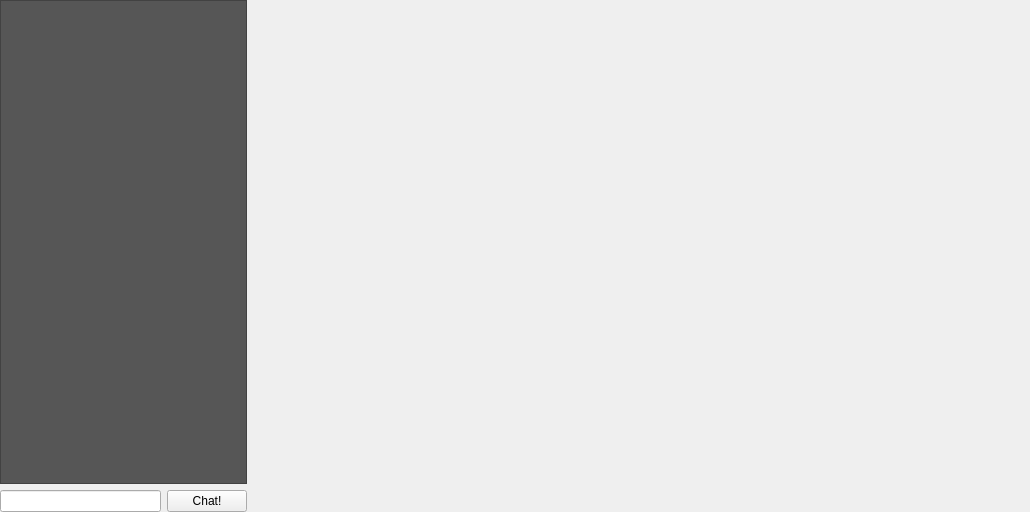
Before: the Qt Designer form groupwidget.ui in dparker2/StudyGroup, drawn with Qt 5.
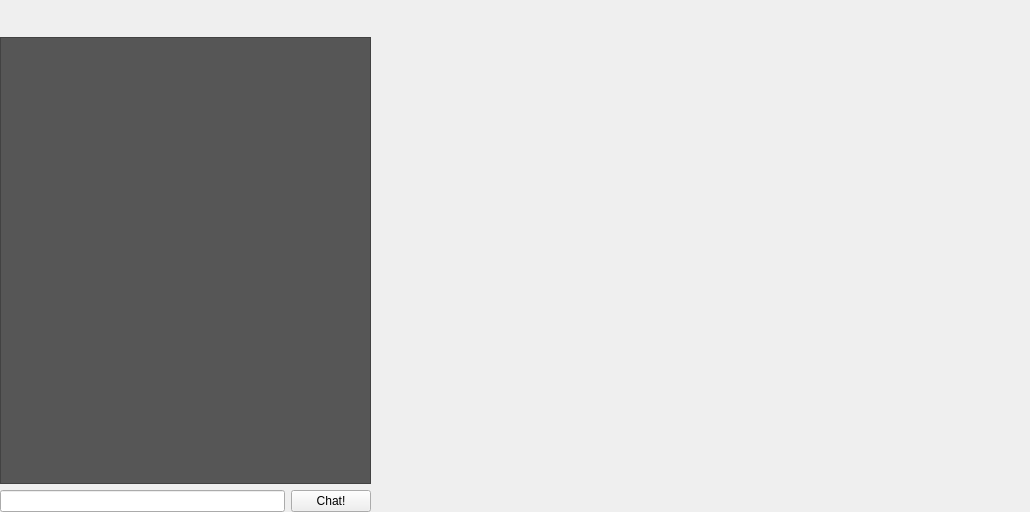
After: the same form once the commit is applied.

```diff
--- a/groupwidget.ui
+++ b/groupwidget.ui
@@ -32,31 +32,14 @@
    <property name="bottomMargin">
     <number>0</number>
    </property>
-   <item row="0" column="0" rowspan="4">
-    <widget class="QTextEdit" name="chat_box">
-     <property name="sizePolicy">
-      <sizepolicy hsizetype="Expanding" vsizetype="Expanding">
-       <horstretch>1</horstretch>
-       <verstretch>5</verstretch>
-      </sizepolicy>
-     </property>
-     <property name="styleSheet">
-      <string notr="true">background-color: rgb(86, 86, 86);
-color: rgb(255, 255, 255);</string>
-     </property>
-     <property name="readOnly">
-      <bool>true</bool>
-     </property>
-    </widget>
-   </item>
-   <item row="0" column="6" rowspan="5">
+   <item row="1" column="3" rowspan="6" colspan="3">
     <widget class="QStackedWidget" name="study_mode">
      <property name="enabled">
       <bool>true</bool>
      </property>
      <property name="sizePolicy">
       <sizepolicy hsizetype="Expanding" vsizetype="Expanding">
-       <horstretch>2</horstretch>
+       <horstretch>0</horstretch>
        <verstretch>0</verstretch>
       </sizepolicy>
      </property>
@@ -74,7 +57,57 @@
      </widget>
     </widget>
    </item>
-   <item row="1" column="8" rowspan="4">
+   <item row="1" column="0" rowspan="5" colspan="3">
+    <widget class="QTextEdit" name="chat_box">
+     <property name="sizePolicy">
+      <sizepolicy hsizetype="Expanding" vsizetype="Expanding">
+       <horstretch>0</horstretch>
+       <verstretch>1</verstretch>
+      </sizepolicy>
+     </property>
+     <property name="styleSheet">
+      <string notr="true">background-color: rgb(86, 86, 86);
+color: rgb(255, 255, 255);</string>
+     </property>
+     <property name="readOnly">
+      <bool>true</bool>
+     </property>
+    </widget>
+   </item>
+   <item row="6" column="0" colspan="3">
+    <layout class="QHBoxLayout" name="horizontalLayout_2">
+     <property name="sizeConstraint">
+      <enum>QLayout::SetDefaultConstraint</enum>
+     </property>
+     <item>
+      <widget class="QLineEdit" name="chat_input"/>
+     </item>
+     <item>
+      <widget class="QPushButton" name="submit_chat">
+       <property name="text">
+        <string>Chat!</string>
+       </property>
+      </widget>
+     </item>
+    </layout>
+   </item>
+   <item row="1" column="6" rowspan="6">
+    <spacer name="horizontalSpacer_2">
+     <property name="orientation">
+      <enum>Qt::Horizontal</enum>
+     </property>
+     <property name="sizeType">
+      <enum>QSizePolicy::Fixed</enum>
+     </property>
+     <property name="sizeHint" stdset="0">
+      <size>
+       <width>20</width>
+       <height>20</height>
+      </size>
+     </property>
+    </spacer>
+   </item>
+   <item row="1" column="7" rowspan="6">
     <layout class="QVBoxLayout" name="side_layout">
      <property name="spacing">
       <number>6</number>
@@ -113,54 +146,32 @@
      </item>
     </layout>
    </item>
-   <item row="4" column="0">
-    <layout class="QHBoxLayout" name="horizontalLayout_2">
-     <property name="sizeConstraint">
-      <enum>QLayout::SetDefaultConstraint</enum>
+   <item row="0" column="0" colspan="8">
+    <widget class="QLabel" name="groupid_label">
+     <property name="sizePolicy">
+      <sizepolicy hsizetype="Preferred" vsizetype="Fixed">
+       <horstretch>0</horstretch>
+       <verstretch>0</verstretch>
+      </sizepolicy>
      </property>
-     <item>
-      <widget class="QLineEdit" name="chat_input"/>
-     </item>
-     <item>
-      <widget class="QPushButton" name="submit_chat">
-       <property name="text">
-        <string>Chat!</string>
-       </property>
-      </widget>
-     </item>
-    </layout>
-   </item>
-   <item row="1" column="7" rowspan="4">
-    <spacer name="horizontalSpacer_2">
-     <property name="orientation">
-      <enum>Qt::Horizontal</enum>
-     </property>
-     <property name="sizeType">
-      <enum>QSizePolicy::Fixed</enum>
-     </property>
-     <property name="sizeHint" stdset="0">
+     <property name="minimumSize">
       <size>
-       <width>20</width>
+       <width>0</width>
        <height>20</height>
       </size>
      </property>
-    </spacer>
-   </item>
-   <item row="0" column="7" colspan="2">
-    <spacer name="verticalSpacer_2">
-     <property name="orientation">
-      <enum>Qt::Vertical</enum>
+     <property name="font">
+      <font>
+       <pointsize>20</pointsize>
+      </font>
      </property>
-     <property name="sizeType">
-      <enum>QSizePolicy::Fixed</enum>
+     <property name="styleSheet">
+      <string notr="true">color: rgb(255, 255, 255);</string>
      </property>
-     <property name="sizeHint" stdset="0">
-      <size>
-       <width>20</width>
-       <height>20</height>
-      </size>
+     <property name="text">
+      <string/>
      </property>
-    </spacer>
+    </widget>
    </item>
   </layout>
  </widget>
```
